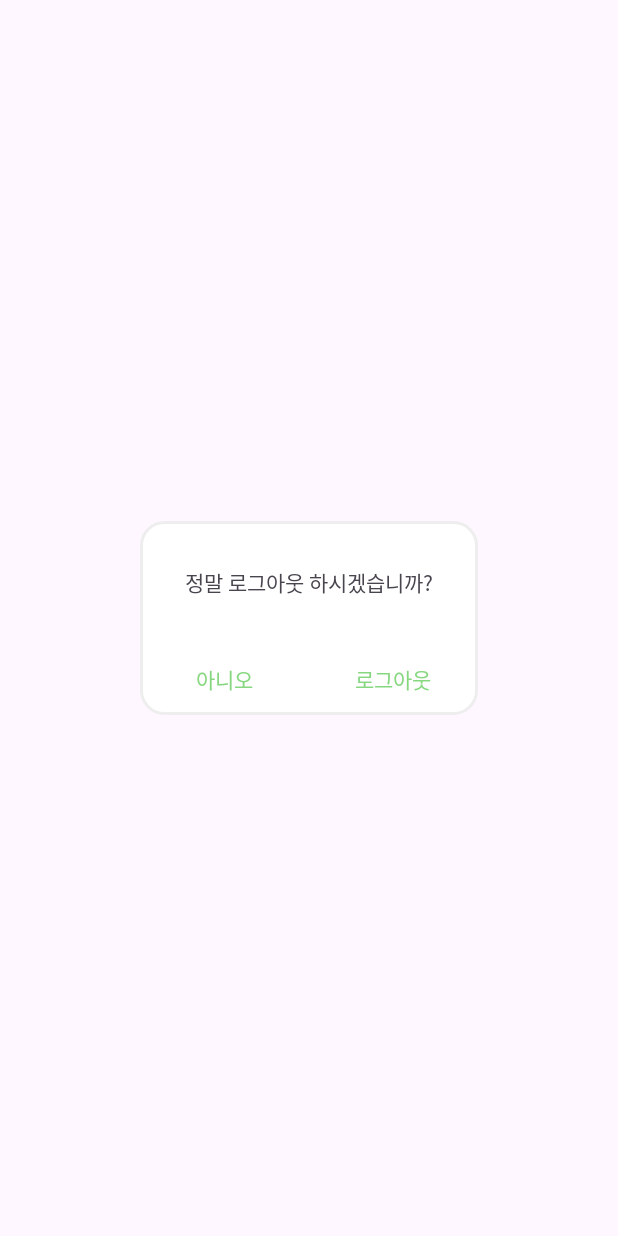
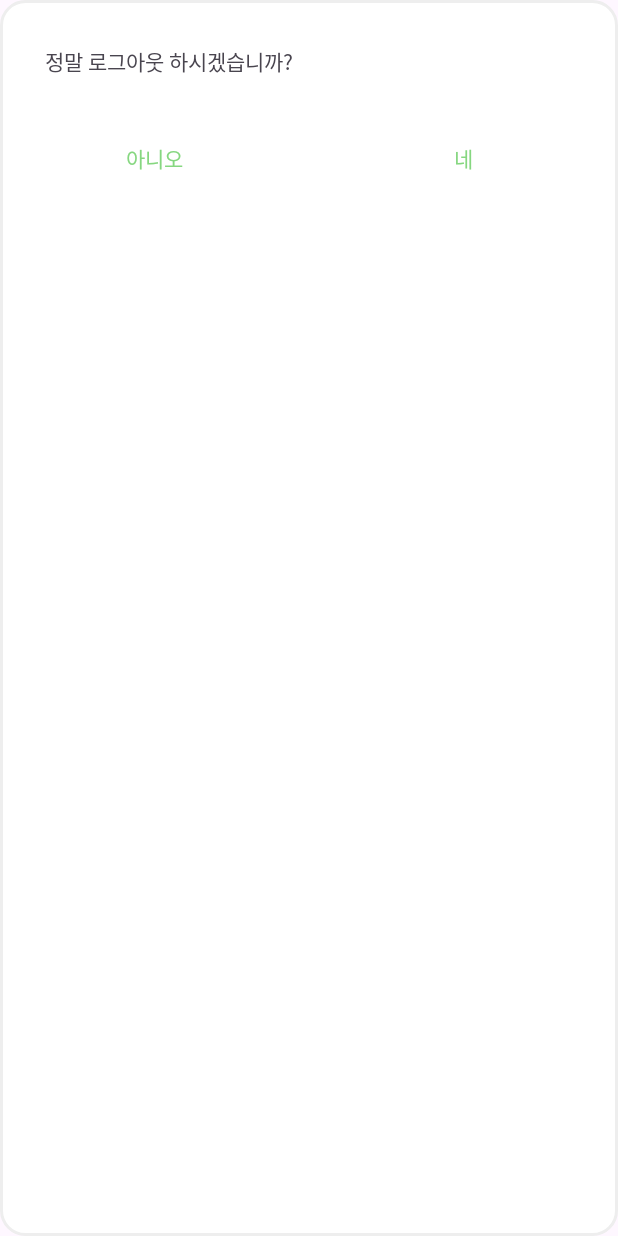
Before and after one commit to Beyond-B/Beyond-B-Front, an Android app: the layout fragment_dialog_custom.xml on its own in the app's theme, with its tools: preview values and no code run, on a phone screen of 412 x 824 dp. Run offline under Robolectric (Android 15) with nearby library versions, the phone set to English and light mode, and no system bars.

Commit message:
[Feat] 커스텀 다이얼로그 구현
로그아웃 및 회원탈퇴 구현

```diff
--- a/app/src/main/res/drawable/bg_round.xml
+++ b/app/src/main/res/drawable/bg_round.xml
@@ -2,5 +2,5 @@
 <shape xmlns:android="http://schemas.android.com/apk/res/android">
     <solid android:color="#ffffff"/>
     <stroke android:color="#eeeeee" android:width="2dp"/>
-    <corners android:radius="15dp"/>
+    <corners android:radius="16dp"/>
 </shape>
--- a/app/src/main/res/layout/fragment_dialog_custom.xml
+++ b/app/src/main/res/layout/fragment_dialog_custom.xml
@@ -1,7 +1,7 @@
 <?xml version="1.0" encoding="utf-8"?>
 <LinearLayout xmlns:android="http://schemas.android.com/apk/res/android"
-    android:layout_width="wrap_content"
-    android:layout_height="wrap_content"
+    android:layout_width="match_parent"
+    android:layout_height="match_parent"
     android:layout_gravity="center"
     android:background="@drawable/bg_round"
     android:orientation="vertical">
@@ -12,7 +12,8 @@
         android:layout_height="wrap_content"
         android:fontFamily="@font/pretendard_medium"
         android:padding="30dp"
-        android:text="정말 로그아웃 하시겠습니까?" />
+        android:text="정말 로그아웃 하시겠습니까?"
+        android:textAlignment="center" />
 
     <LinearLayout
         android:layout_width="match_parent"
@@ -36,12 +37,11 @@
             android:layout_height="wrap_content"
             android:layout_weight="1"
             android:fontFamily="@font/pretendard_regular"
-            android:text="로그아웃"
+            android:text="네"
             android:textColor="#86D780"
             android:textColorHighlight="#007882" />
 
     </LinearLayout>
 
 
-
 </LinearLayout>
```
Also changed, not shown: app/src/main/java/com/example/beyond_b/my_page/CustomDialogFragment.java (added, +97 -0 lines).
